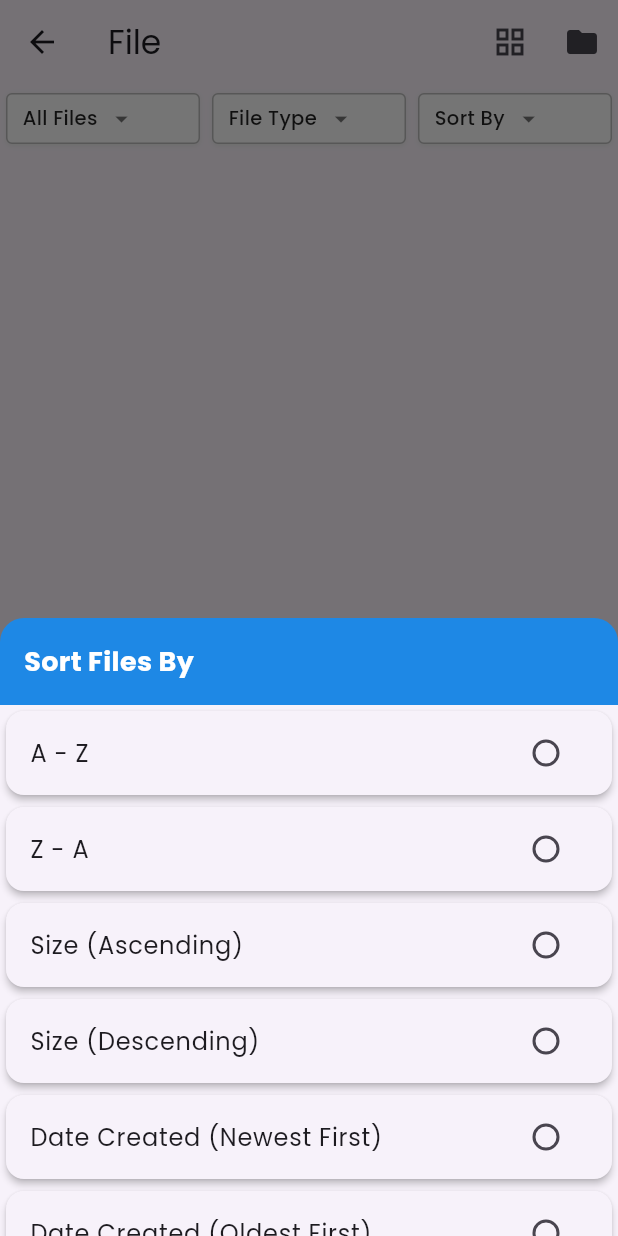
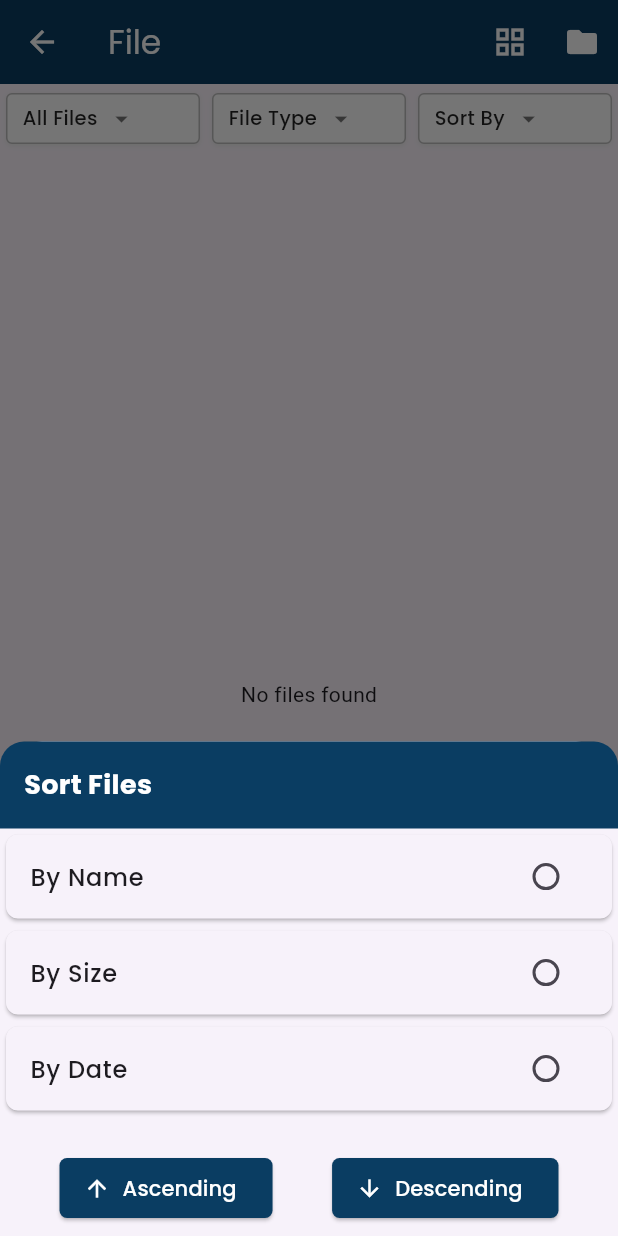
Before and after one commit to PsdeveloperFlutter/filemanager, a Flutter app: the CustomGalleryApp screen opened directly, after a tap on "Sort By", on a phone screen of 412 x 824 dp. Run offline on Flutter 3.47's test engine with Material 3 defaults, Android fonts, the phone set to English and light mode, and no system bars; our stand-ins replace another_flushbar, device_info_plus, file_picker, flutter_secure_storage, flutter_switch, google_fonts and 5 more; missing offline and left inert: external_app_launcher, installed_apps; accounts and stored records are empty.

Commit message:
Refactor: Enhance file filtering, sorting, and UI in Custom Gallery
This commit introduces several improvements to the Custom Gallery feature:

- **Permission Handling (`dashboardUi.dart`, `userPremissionUi.dart`):**
    - The Floating Action Button in `dashboardUi.dart` now checks for storage permission before navigating to `CustomGalleryApp`.
    - If permission is not granted, it navigates to a new `FilePermissionScreen` (`userPremissionUi.dart`).
    - `FilePermissionScreen` provides UI for requesting storage permission and an option to proceed to the system file picker (`CustomGalleryApp`) regardless.
    - Updated FAB and AppBar colors in `dashboardUi.dart` to a consistent dark blue (`0xFF0A3D62`).

- **File Type Filtering (`customGalleryUi.dart`, `customGallerySetting.dart`):**
    - The "File Type" filter button in `customGalleryUi.dart` now displays the currently selected file type (e.g., "PDF", "DOC/DOCX") instead of the static "File Type". Defaults to "File Type" when "All Files" is selected.
    - The `showFileTypeBottomSheet` in `customGallerySetting.dart` now passes both the filtered list of files and the selected file type string back to the main UI for display.
    - Updated the bottom sheet title bar and active radio button color to dark blue.

- **File Sorting (`customGalleryUi.dart`):**
    - Refactored the "Sort By" bottom sheet:
        - Separated sort criteria (Name, Size, Date) from order (Ascending, Descending).
        - Users now first select a criterion via radio buttons and then tap "Ascending" or "Descending" buttons.
        - Updated button styles and title bar color to dark blue.
        - Reduced bottom sheet height from 50% to 40% of screen height.

- **UI Styling (`customGalleryUi.dart`):**
    - Changed AppBar background color to dark blue (`0xFF0A3D62`) and icon theme to white.
    - Updated the "Import" button and the bottom "Import Files" bar background color to dark blue.

```diff
--- a/lib/customGallery/ui/customGalleryUi.dart
+++ b/lib/customGallery/ui/customGalleryUi.dart
@@ -1,4 +1,5 @@
 import 'dart:io';
+import 'dart:math';
 
 import 'package:file_picker/file_picker.dart';
 import 'package:filemanager/customGallery/settings/customGallerySetting.dart';
@@ -25,6 +26,7 @@ class _CustomGalleryAppState extends State<CustomGalleryApp> {
   List<File> allFiles = []; // All Files
   Map<String, List<String>> folders = {}; // Folders with Files
   String? selectedFolder; // Currently Selected Folder
+  String selectedFileType = "File Type"; // Currently Selected File Type
 
   // ✅ Files user clicked on → shown at the bottom horizontal list
   List<File> importFiles = [];
@@ -167,16 +169,20 @@ class _CustomGalleryAppState extends State<CustomGalleryApp> {
               onTap: () =>
                   settings.showFileTypeBottomSheet(
                     context,
-                      allFiles, // ← pass the original, unfiltered list
-                          (filteredFiles) {
+                    allFiles,
+                        (filteredFiles,
+                        selectedType) { // ✅ Now also receive selectedType
                       setState(() {
-                          files = filteredFiles; // update main UI
+                        files = filteredFiles; // update file list
+                        selectedFileType =
+                            selectedType; // ✅ Set correct text in UI
                       });
                     },
                   ),
+              child: buildImportFunctionalityOptions(
+                  selectedFileType ?? "File Type"),
+            ),
 
-                // Show File Type Bottom Sheet
-                child: buildImportFunctionalityOptions("File Type")),
           ),
         ),
         Expanded(
@@ -184,7 +190,12 @@ class _CustomGalleryAppState extends State<CustomGalleryApp> {
           child: Padding(
             padding: const EdgeInsets.symmetric(horizontal: 4, vertical: 6),
             child: GestureDetector(
-                onTap: () =>showSortOptionsBottomSheet(context,files,(sortedFiles){setState(() {files=sortedFiles;});}),
+                onTap: () =>
+                    showSortOptionsBottomSheet(context, files, (sortedFiles) {
+                      setState(() {
+                        files = sortedFiles;
+                      });
+                    }),
                 child: buildImportFunctionalityOptions("Sort By")),
           ),
         ),
@@ -224,11 +235,17 @@ class _CustomGalleryAppState extends State<CustomGalleryApp> {
   Widget build(BuildContext context) {
     return Scaffold(
       appBar: AppBar(
-        title: Text("File", style: GoogleFonts.poppins()),
+        backgroundColor: const Color(0xFF0A3D62),
+        iconTheme: const IconThemeData(color: Colors.white),
+        // ✅ All icons white
+        title: Text(
+          "File",
+          style: GoogleFonts.poppins(color: Colors.white),
+        ),
         leading: selectedFolder == null
             ? null
             : IconButton(
-          icon: Icon(Icons.arrow_back),
+          icon: const Icon(Icons.arrow_back),
           onPressed: () {
             setState(() {
               selectedFolder = null;
@@ -240,9 +257,9 @@ class _CustomGalleryAppState extends State<CustomGalleryApp> {
           },
         ),
         actions: [
-          IconButton(onPressed: () {}, icon: Icon(Icons.grid_view)),
+          IconButton(onPressed: () {}, icon: const Icon(Icons.grid_view)),
           IconButton(
-            icon: Icon(Icons.folder),
+            icon: const Icon(Icons.folder),
             onPressed: pickFilesFromSystemGallery,
           )
         ],
@@ -368,7 +385,7 @@ Widget importListSection(BuildContext context,
     ElevatedButton(
       style: ElevatedButton.styleFrom(
         padding: EdgeInsets.symmetric(vertical: 15, horizontal: 16),
-        backgroundColor: Colors.blue.shade300,
+        backgroundColor: const Color(0xFF0A3D62), // Button color
         shape: RoundedRectangleBorder(
           borderRadius: BorderRadius.circular(8),
         ),
@@ -452,7 +469,7 @@ Widget buildFolderSelectionSheet({
           padding: EdgeInsets.symmetric(vertical: 16, horizontal: 12),
           width: double.infinity,
           decoration: BoxDecoration(
-            color: Colors.blue,
+            color: const Color(0xFF0A3D62),
             borderRadius: BorderRadius.vertical(top: Radius.circular(16)),
           ),
           child: Row(
@@ -514,63 +531,66 @@ Widget buildFolderSelectionSheet({
   );
 }
 
-void showSortOptionsBottomSheet(BuildContext context,List<File>files,Function(List<File>)onSorted) {
+void showSortOptionsBottomSheet(BuildContext context, List<File> files,
+    Function(List<File>) onSorted) {
   showModalBottomSheet(
     context: context,
     builder: (BuildContext context) {
-        // List of sort options
-        final List<String> sortOptions = [
-          "A - Z",
-          "Z - A",
-          "Size (Ascending)",
-          "Size (Descending)",
-          "Date Created (Newest First)",
-          "Date Created (Oldest First)",
-          "Date Modified (Newest First)",
-          "Date Modified (Oldest First)",
+      // ✅ Sort Criteria Options
+      final List<String> criteriaOptions = [
+        "By Name",
+        "By Size",
+        "By Date",
       ];
 
-        String? selectedSortOption; // Track selected option
+      String? selectedCriteria; // Track selected criteria
+
       // ✅ Sorting Function
-        void sortFiles(String option){
-          List<File> sortedFiles=List.from(files); // Create a copy to sort
-          switch(option){
-            case "A - Z":
-              sortedFiles.sort((a,b)=>a.path.split('/').last.toLowerCase().compareTo(b.path.split('/').last.toLowerCase()));
+      void sortFiles(String criteria, bool ascending) {
+        List<File> sortedFiles = List.from(files); // Copy original list
+        switch (criteria) {
+          case "By Name":
+            sortedFiles.sort((a, b) =>
+                a.path
+                    .split('/')
+                    .last
+                    .toLowerCase()
+                    .compareTo(b.path
+                    .split('/')
+                    .last
+                    .toLowerCase()));
             break;
-            case "Z - A":
-              sortedFiles.sort((a,b)=>b.path.split('/').last.toLowerCase().compareTo(a.path.split('/').last.toLowerCase()));
+          case "By Size":
+            sortedFiles.sort((a, b) =>
+                a.lengthSync().compareTo(b.lengthSync()));
             break;
-            case "Size (Ascending)":
-              sortedFiles.sort((a,b)=>a.lengthSync().compareTo(b.lengthSync()));
-              break;
-            case "Size (Descending)":
-              sortedFiles.sort((a,b)=>b.lengthSync().compareTo(a.lengthSync()));
-              break;
-            case "Date Created (Newest First)":
-              sortedFiles.sort((a,b)=>b.statSync().changed.compareTo(a.statSync().changed));
-              break;
-            case "Date Created (Oldest First)":
-              sortedFiles.sort((a,b)=>a.statSync().changed.compareTo(b.statSync().changed));
-              break;
-            case "Date Modified (Newest First)":
-              sortedFiles.sort((a,b)=>b.statSync().modified.compareTo(a.statSync().modified));
-              break;
-            case "Date Modified (Oldest First)":
-              sortedFiles.sort((a,b)=>a.statSync().modified.compareTo(b.statSync().modified));
+          case "By Date":
+            sortedFiles.sort((a, b) =>
+                a
+                    .statSync()
+                    .changed
+                    .compareTo(b
+                    .statSync()
+                    .changed));
             break;
         }
-          // ✅ Update file list in parent widget
+
+        // ✅ Reverse if descending
+        if (!ascending) {
+          sortedFiles = sortedFiles.reversed.toList();
+        }
+
+        // ✅ Update parent UI
         onSorted(sortedFiles);
       }
 
-
-        return StatefulBuilder(builder: (context, setState) {
+      return StatefulBuilder(
+        builder: (context, setState) {
           return SizedBox(
             height: MediaQuery
                 .of(context)
                 .size
-                  .height * 0.5, //HalfScreen
+                .height * 0.4, // Reduced height
             child: Column(
               children: [
                 // ✅ Title Bar
@@ -579,14 +599,14 @@ void showSortOptionsBottomSheet(BuildContext context,List<File>files,Function(Li
                   padding: const EdgeInsets.symmetric(
                       vertical: 16, horizontal: 16),
                   decoration: BoxDecoration(
-                      color: Colors.blue.shade600,
+                    color: const Color(0xFF0A3D62),
                     borderRadius: const BorderRadius.only(
                       topLeft: Radius.circular(16),
                       topRight: Radius.circular(16),
                     ),
                   ),
                   child: Text(
-                      "Sort Files By",
+                    "Sort Files",
                     style: GoogleFonts.poppins(
                       fontSize: 18,
                       fontWeight: FontWeight.bold,
@@ -594,38 +614,77 @@ void showSortOptionsBottomSheet(BuildContext context,List<File>files,Function(Li
                     ),
                   ),
                 ),
-                  // ✅ Sorting Options with Radio Buttons
-                  Expanded(child:
-                    ListView.builder(
-                      itemCount: sortOptions.length,
+
+                // ✅ Sort Criteria Options
+                Expanded(
+                  child: ListView.builder(
+                    itemCount: criteriaOptions.length,
                     itemBuilder: (context, index) {
-                        String option = sortOptions[index];
+                      String criteria = criteriaOptions[index];
                       return Card(
-                          elevation: 2,
+                        elevation: 1,
+                        shape: RoundedRectangleBorder(
+                          borderRadius: BorderRadius.circular(8),
+                        ),
                         child: RadioListTile<String>(
-                            title: Text(option, style: GoogleFonts.poppins()),
-                            value: option,
-                            groupValue: selectedSortOption,
+                          title: Text(criteria, style: GoogleFonts.poppins(fontSize: 16, fontWeight: FontWeight.w500)),
+                          value: criteria,
+                          groupValue: selectedCriteria,
                           onChanged: (value) {
                             setState(() {
-                                selectedSortOption = value;// ✅ Update selected option
+                              selectedCriteria = value;
                             });
-                              if (value != null) {
-                                sortFiles(value); // ✅ Now actually sorts
-                              }
                           },
-                            activeColor: Colors.blue,
-                            selected: selectedSortOption == option,
+                          activeColor: const Color(0xFF0A3D62),
                           controlAffinity: ListTileControlAffinity.trailing,
-
                         ),
                       );
                     },
                   ),
                 ),
+
+                // ✅ Ascending / Descending Buttons
+                  Padding(
+                    padding: const EdgeInsets.symmetric(vertical: 8),
+                    child: Row(
+                      mainAxisAlignment: MainAxisAlignment.spaceEvenly,
+                      crossAxisAlignment: CrossAxisAlignment.center,
+                      children: [
+                        ElevatedButton.icon(
+                          onPressed: () {
+                            sortFiles(selectedCriteria!, true);
+                          },
+                          icon: const Icon(Icons.arrow_upward,color: Colors.white),
+                          label:  Text("Ascending",style:GoogleFonts.poppins(color: Colors.white)),
+                          style: ElevatedButton.styleFrom(
+                            shape: RoundedRectangleBorder(
+                              borderRadius: BorderRadius.circular(5), // Rectangle shape
+                            ),
+                            backgroundColor:const Color(0xFF0A3D62),
+
+                          ),
+                        ),
+                        ElevatedButton.icon(
+                          onPressed: () {
+                            sortFiles(selectedCriteria!, false);
+                          },
+                          icon: const Icon(Icons.arrow_downward,color:Colors.white),
+                          label:  Text("Descending",style: GoogleFonts.poppins(color: Colors.white),),
+                          style: ElevatedButton.styleFrom(
+                            shape: RoundedRectangleBorder(
+                              borderRadius: BorderRadius.circular(5), // Rectangle shape
+                            ),
+                            backgroundColor: const Color(0xFF0A3D62),
+                          ),
+                        ),
                       ],
+                    ),
                   )
+              ],
+            ),
           );
-        });
-      });
+        },
+      );
+    },
+  );
 }
```
Also changed, not shown: lib/customGallery/settings/customGallerySetting.dart (+42 -61 lines), lib/customGallery/ui/dashboardUi.dart (+24 -8 lines), lib/customGallery/ui/userPremissionUi.dart (added, +139 -0 lines). Lines whose indentation alone changed are shown as unchanged.
